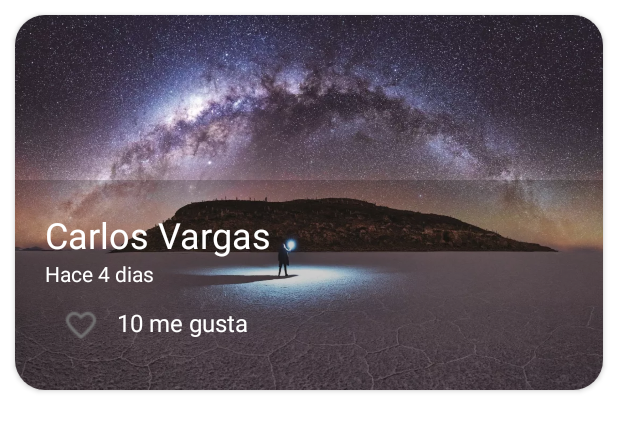
After one commit to AndresMC20/INFOGRAM, an Android app: the layout cardview_image.xml on its own in the app's theme, with its tools: preview values and no code run, on a phone screen of 412 x 824 dp. The commit adds this screen. Shown: the top 431 px of the screen. Run offline under Robolectric (Android 15) with nearby library versions, the phone set to English and light mode, and no system bars.

Commit message:
AGREGANDO CHECKBOX

```diff
--- /dev/null
+++ b/app/src/main/res/drawable/checkbox_selector.xml
@@ -0,0 +1,7 @@
+<?xml version="1.0" encoding="utf-8"?>
+<selector xmlns:android="http://schemas.android.com/apk/res/android">
+    <item android:drawable="@drawable/heart" android:state_checked="false"></item>
+    <item android:drawable="@drawable/heart_full" android:state_checked="true"></item>
+    <item android:drawable="@drawable/heart"></item>
+
+</selector>
--- /dev/null
+++ b/app/src/main/res/layout/cardview_image.xml
@@ -0,0 +1,86 @@
+<?xml version="1.0" encoding="utf-8"?>
+<androidx.cardview.widget.CardView xmlns:android="http://schemas.android.com/apk/res/android"
+    android:layout_width="match_parent"
+    android:layout_height="@dimen/height_cardview"
+    xmlns:app="http://schemas.android.com/apk/res-auto"
+    app:cardCornerRadius="@dimen/corner_radius_cardview"
+    android:layout_margin="@dimen/margin_cardview">
+
+    <FrameLayout
+        android:layout_width="match_parent"
+        android:layout_height="match_parent">
+
+        <ImageView
+            android:layout_width="match_parent"
+            android:layout_height="match_parent"
+            android:src="@drawable/uyuni"
+            android:scaleType="centerCrop">
+
+        </ImageView>
+
+        <LinearLayout
+            android:layout_width="match_parent"
+            android:layout_height="wrap_content"
+            android:orientation="vertical"
+            android:layout_gravity="bottom"
+            android:background="@color/background_cardview"
+            android:padding="@dimen/padding_cardview">
+
+            <TextView
+                android:layout_width="wrap_content"
+                android:layout_height="wrap_content"
+                android:text="@string/carlos_vargas_cardview"
+                android:textSize="24sp"
+                android:textColor="@color/textColor_White">
+
+            </TextView>
+
+            <LinearLayout
+                android:layout_width="match_parent"
+                android:layout_height="wrap_content"
+                android:orientation="horizontal">
+
+                <TextView
+                    android:layout_width="wrap_content"
+                    android:layout_height="wrap_content"
+                    android:text="@string/hace_cardview"
+                    android:textSize="14sp"
+                    android:textColor="@color/textColor_White">
+                </TextView>
+
+                <TextView
+                    android:layout_width="wrap_content"
+                    android:layout_height="wrap_content"
+                    android:text="@string/dias_cardview"
+                    android:textSize="14sp"
+                    android:textColor="@color/textColor_White">
+                </TextView>
+
+            </LinearLayout>
+
+            <LinearLayout
+                android:layout_width="match_parent"
+                android:layout_height="wrap_content"
+                android:orientation="horizontal">
+
+                <CheckBox
+                    android:layout_width="wrap_content"
+                    android:layout_height="wrap_content"
+                    android:button="@drawable/checkbox_selector">
+                </CheckBox>
+
+                <TextView
+                    android:layout_width="wrap_content"
+                    android:layout_height="wrap_content"
+                    android:text="@string/me_gusta_cardview"
+                    android:textSize="16sp"
+                    android:textColor="@color/textColor_White">
+                </TextView>
+
+            </LinearLayout>
+
+        </LinearLayout>
+
+    </FrameLayout>
+
+</androidx.cardview.widget.CardView>
--- a/app/src/main/res/values/colors.xml
+++ b/app/src/main/res/values/colors.xml
@@ -16,5 +16,7 @@
 
     <color name="editText_white">#FFFFFF</color>
     <color name="editText_black">#000000</color>
+    <color name="background_cardview">#33000000</color>
+    <color name="textColor_White">#FFFFFF</color>
 
 </resources>
--- a/app/src/main/res/values/dimens.xml
+++ b/app/src/main/res/values/dimens.xml
@@ -4,4 +4,8 @@
     <dimen name="textView_textSize">18sp</dimen>
     <dimen name="padding_create_account">45dp</dimen>
     <dimen name="marginTop_create_account">40dp</dimen>
+    <dimen name="height_cardview">250dp</dimen>
+    <dimen name="corner_radius_cardview">20dp</dimen>
+    <dimen name="margin_cardview">10dp</dimen>
+    <dimen name="padding_cardview">20dp</dimen>
 </resources>
--- a/app/src/main/res/values/strings.xml
+++ b/app/src/main/res/values/strings.xml
@@ -12,4 +12,8 @@
     <string name="Confirme_contrasena">Confirme contraseña</string>
     <string name="button_text_create_account">ÚNETE</string>
     <string name="title_crear_cuenta">Crear cuenta</string>
+    <string name="carlos_vargas_cardview">Carlos Vargas</string>
+    <string name="hace_cardview">Hace</string>
+    <string name="dias_cardview">" 4 dias"</string>
+    <string name="me_gusta_cardview">10 me gusta</string>
 </resources>
```
Also changed, not shown: app/src/main/res/drawable/heart.png (added), app/src/main/res/drawable/heart_full.png (added), app/src/main/res/drawable/uyuni.jpg (added), 2 other files.
